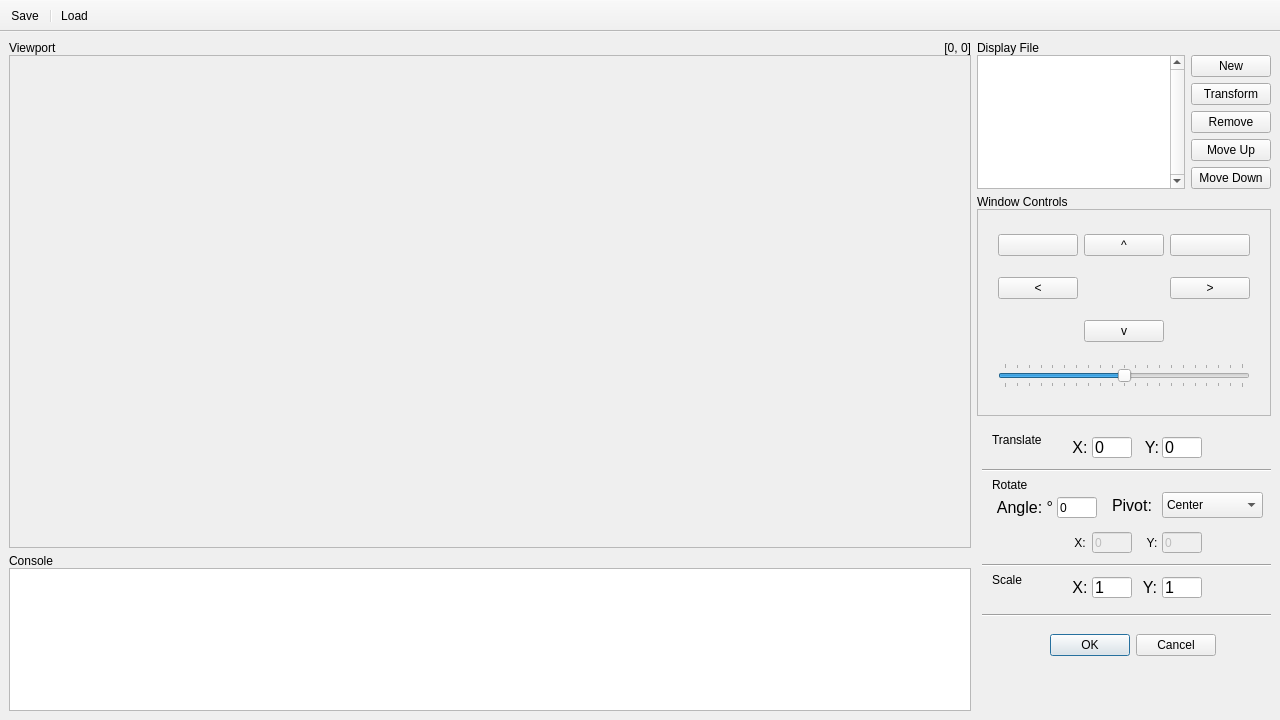
Qt form data/main.ui (RamAddict/Interactive-Graphical-System) before a commit.
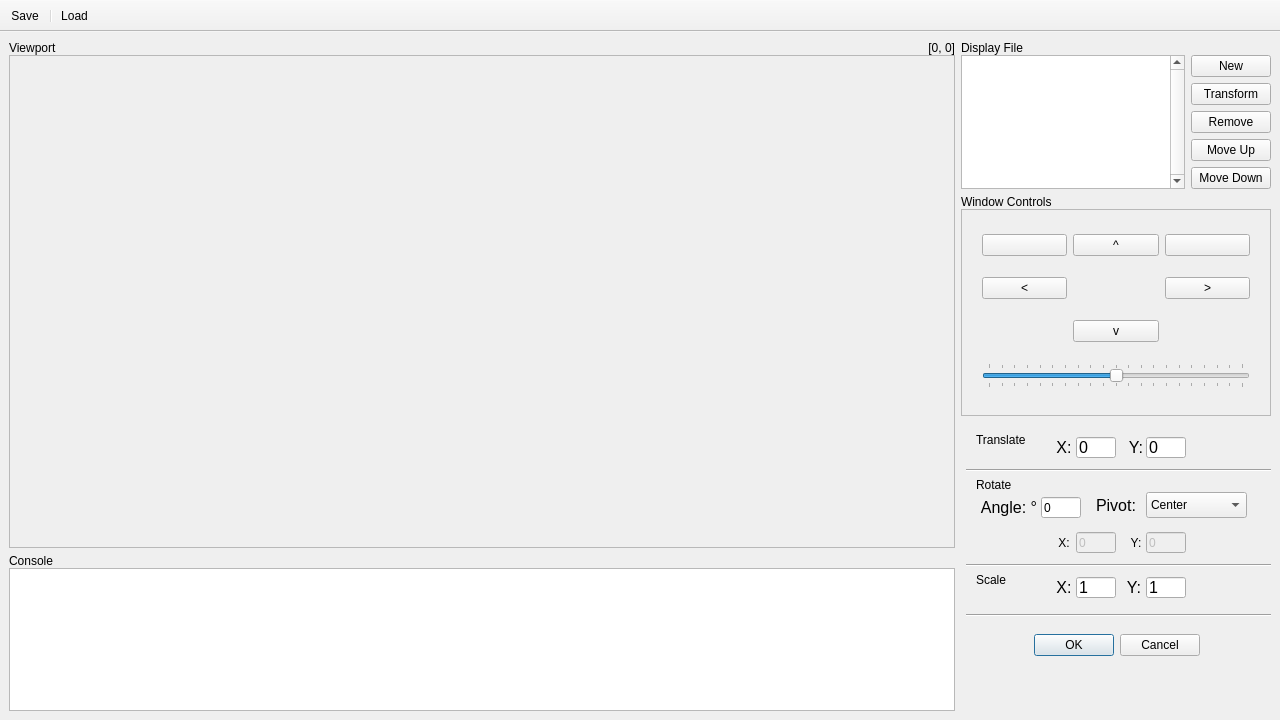
The same form after that commit. The open tabs and pages were chosen to show the change. Icons and pictures are not drawn.

```diff
--- a/data/main.ui
+++ b/data/main.ui
@@ -503,6 +503,18 @@
        </layout>
       </widget>
       <widget class="QWidget" name="transformPage">
+       <property name="sizePolicy">
+        <sizepolicy hsizetype="MinimumExpanding" vsizetype="MinimumExpanding">
+         <horstretch>0</horstretch>
+         <verstretch>0</verstretch>
+        </sizepolicy>
+       </property>
+       <property name="minimumSize">
+        <size>
+         <width>310</width>
+         <height>247</height>
+        </size>
+       </property>
        <widget class="QLabel" name="translateXlabel">
         <property name="geometry">
          <rect>
```
Left out of the diff: 4 changed lines with no effect on the pictures.
